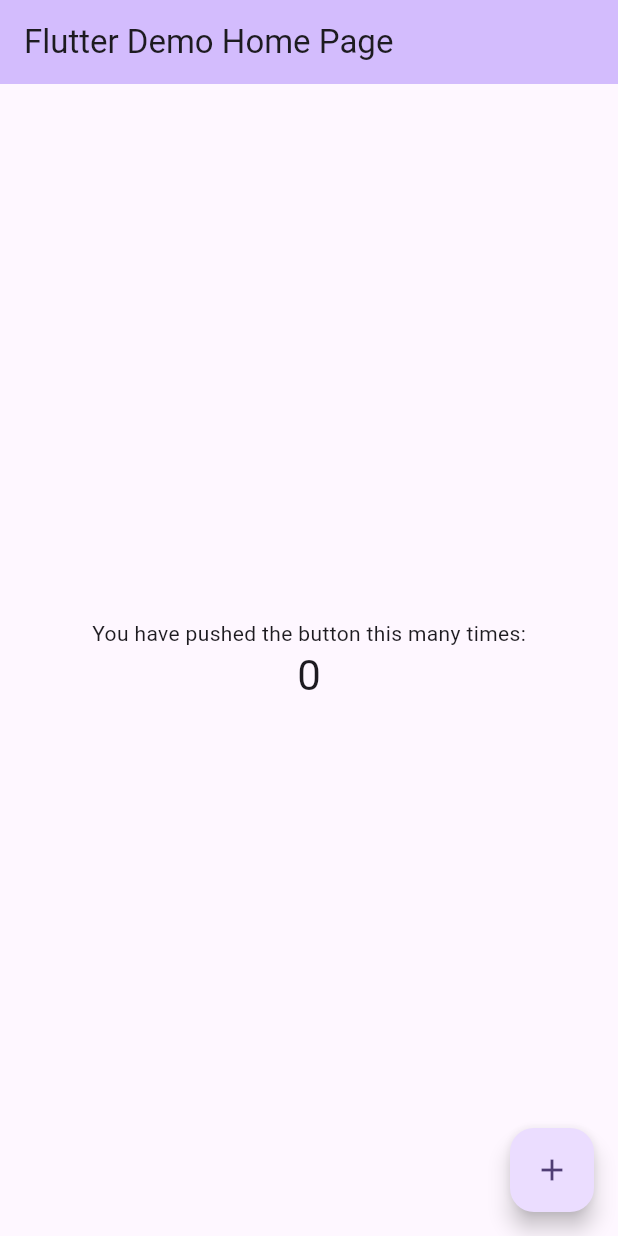
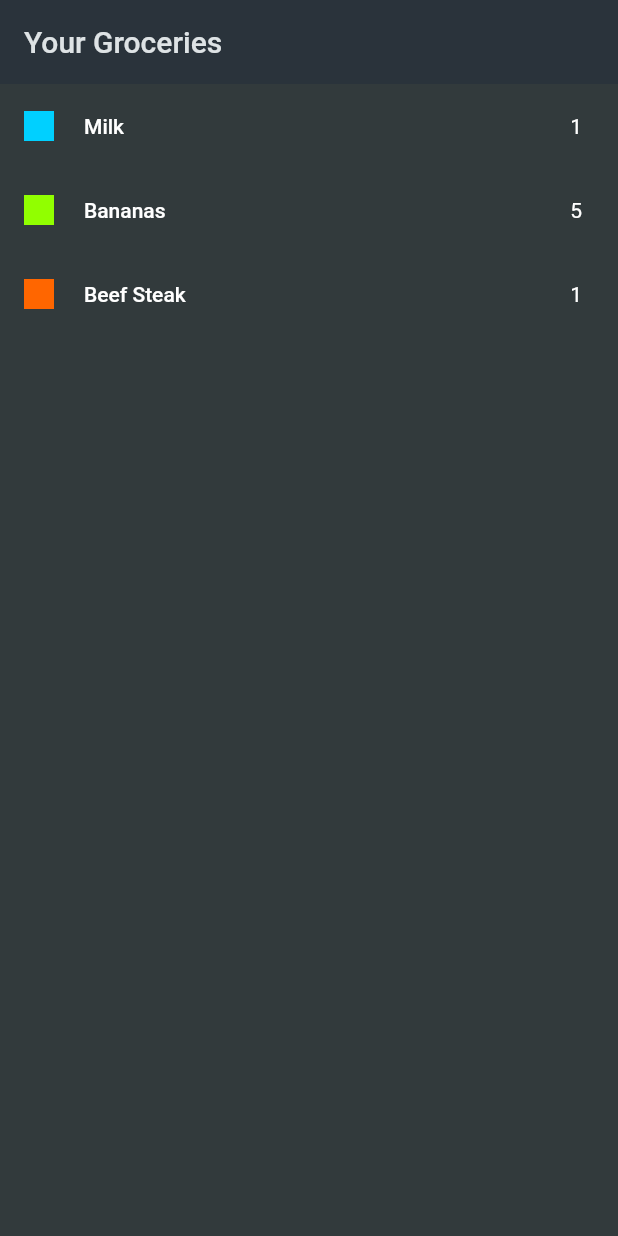
Before and after one commit to khwoat/flutter_course-shopping_list_app, a Flutter app: the screen it shows after launch, on a phone screen of 412 x 824 dp. Run offline on Flutter 3.47's test engine with Material 2 defaults, Android fonts, the phone set to English and light mode, and no system bars.

Commit message:
Adding data and groceries list page

```diff
--- /dev/null
+++ b/lib/data/dummy_items.dart
@@ -0,0 +1,24 @@
+import 'package:shopping_list_app/data/dummy_categories.dart';
+import 'package:shopping_list_app/models/category.dart';
+import 'package:shopping_list_app/models/grocery_item.dart';
+
+final groceryItems = [
+  GroceryItem(
+    id: 'a',
+    name: 'Milk',
+    quantity: 1,
+    category: categories[Categories.dairy]!,
+  ),
+  GroceryItem(
+    id: 'b',
+    name: 'Bananas',
+    quantity: 5,
+    category: categories[Categories.fruit]!,
+  ),
+  GroceryItem(
+    id: 'c',
+    name: 'Beef Steak',
+    quantity: 1,
+    category: categories[Categories.meat]!,
+  ),
+];
--- a/lib/main.dart
+++ b/lib/main.dart
@@ -1,125 +1,29 @@
 import 'package:flutter/material.dart';
+import 'package:shopping_list_app/pages/groceries_page.dart';
 
 void main() {
-  runApp(const MyApp());
+  runApp(const ShoppingListApp());
 }
 
-class MyApp extends StatelessWidget {
-  const MyApp({super.key});
+class ShoppingListApp extends StatelessWidget {
+  const ShoppingListApp({super.key});
 
   // This widget is the root of your application.
   @override
   Widget build(BuildContext context) {
     return MaterialApp(
-      title: 'Flutter Demo',
-      theme: ThemeData(
-        // This is the theme of your application.
-        //
-        // TRY THIS: Try running your application with "flutter run". You'll see
-        // the application has a blue toolbar. Then, without quitting the app,
-        // try changing the seedColor in the colorScheme below to Colors.green
-        // and then invoke "hot reload" (save your changes or press the "hot
-        // reload" button in a Flutter-supported IDE, or press "r" if you used
-        // the command line to start the app).
-        //
-        // Notice that the counter didn't reset back to zero; the application
-        // state is not lost during the reload. To reset the state, use hot
-        // restart instead.
-        //
-        // This works for code too, not just values: Most code changes can be
-        // tested with just a hot reload.
-        colorScheme: ColorScheme.fromSeed(seedColor: Colors.deepPurple),
+      debugShowCheckedModeBanner: false,
+      title: 'Flutter Groceries',
+      theme: ThemeData.dark().copyWith(
         useMaterial3: true,
+        colorScheme: ColorScheme.fromSeed(
+          seedColor: const Color.fromARGB(255, 147, 229, 250),
+          brightness: Brightness.dark,
+          surface: const Color.fromARGB(255, 42, 51, 59),
+        ),
+        scaffoldBackgroundColor: const Color.fromARGB(255, 50, 58, 60),
       ),
-      home: const MyHomePage(title: 'Flutter Demo Home Page'),
+      home: const GroceriesPage(),
     );
   }
 }
-
-class MyHomePage extends StatefulWidget {
-  const MyHomePage({super.key, required this.title});
-
-  // This widget is the home page of your application. It is stateful, meaning
-  // that it has a State object (defined below) that contains fields that affect
-  // how it looks.
-
-  // This class is the configuration for the state. It holds the values (in this
-  // case the title) provided by the parent (in this case the App widget) and
-  // used by the build method of the State. Fields in a Widget subclass are
-  // always marked "final".
-
-  final String title;
-
-  @override
-  State<MyHomePage> createState() => _MyHomePageState();
-}
-
-class _MyHomePageState extends State<MyHomePage> {
-  int _counter = 0;
-
-  void _incrementCounter() {
-    setState(() {
-      // This call to setState tells the Flutter framework that something has
-      // changed in this State, which causes it to rerun the build method below
-      // so that the display can reflect the updated values. If we changed
-      // _counter without calling setState(), then the build method would not be
-      // called again, and so nothing would appear to happen.
-      _counter++;
-    });
-  }
-
-  @override
-  Widget build(BuildContext context) {
-    // This method is rerun every time setState is called, for instance as done
-    // by the _incrementCounter method above.
-    //
-    // The Flutter framework has been optimized to make rerunning build methods
-    // fast, so that you can just rebuild anything that needs updating rather
-    // than having to individually change instances of widgets.
-    return Scaffold(
-      appBar: AppBar(
-        // TRY THIS: Try changing the color here to a specific color (to
-        // Colors.amber, perhaps?) and trigger a hot reload to see the AppBar
-        // change color while the other colors stay the same.
-        backgroundColor: Theme.of(context).colorScheme.inversePrimary,
-        // Here we take the value from the MyHomePage object that was created by
-        // the App.build method, and use it to set our appbar title.
-        title: Text(widget.title),
-      ),
-      body: Center(
-        // Center is a layout widget. It takes a single child and positions it
-        // in the middle of the parent.
-        child: Column(
-          // Column is also a layout widget. It takes a list of children and
-          // arranges them vertically. By default, it sizes itself to fit its
-          // children horizontally, and tries to be as tall as its parent.
-          //
-          // Column has various properties to control how it sizes itself and
-          // how it positions its children. Here we use mainAxisAlignment to
-          // center the children vertically; the main axis here is the vertical
-          // axis because Columns are vertical (the cross axis would be
-          // horizontal).
-          //
-          // TRY THIS: Invoke "debug painting" (choose the "Toggle Debug Paint"
-          // action in the IDE, or press "p" in the console), to see the
-          // wireframe for each widget.
-          mainAxisAlignment: MainAxisAlignment.center,
-          children: <Widget>[
-            const Text(
-              'You have pushed the button this many times:',
-            ),
-            Text(
-              '$_counter',
-              style: Theme.of(context).textTheme.headlineMedium,
-            ),
-          ],
-        ),
-      ),
-      floatingActionButton: FloatingActionButton(
-        onPressed: _incrementCounter,
-        tooltip: 'Increment',
-        child: const Icon(Icons.add),
-      ), // This trailing comma makes auto-formatting nicer for build methods.
-    );
-  }
-}
--- /dev/null
+++ b/lib/pages/groceries_page.dart
@@ -0,0 +1,36 @@
+import 'package:flutter/material.dart';
+import 'package:shopping_list_app/data/dummy_items.dart';
+
+class GroceriesPage extends StatelessWidget {
+  const GroceriesPage({super.key});
+
+  @override
+  Widget build(BuildContext context) {
+    return Scaffold(
+      appBar: AppBar(
+        title: const Text('Your Groceries'),
+      ),
+      body: ListView.builder(
+        itemCount: groceryItems.length,
+        itemBuilder: (context, index) {
+          final groceryItem = groceryItems[index];
+          return ListTile(
+            leading: Container(
+              width: 20,
+              height: 20,
+              color: groceryItem.category.color,
+            ),
+            title: Text(
+              groceryItem.name,
+              style: Theme.of(context).textTheme.bodyLarge!.copyWith(),
+            ),
+            trailing: Text(
+              groceryItem.quantity.toString(),
+              style: Theme.of(context).textTheme.bodyMedium,
+            ),
+          );
+        },
+      ),
+    );
+  }
+}
```
Also changed, not shown: lib/data/dummy_categories.dart (added, +46 -0 lines), lib/models/category.dart (added, +24 -0 lines), lib/models/grocery_item.dart (added, +15 -0 lines), 1 other file.
